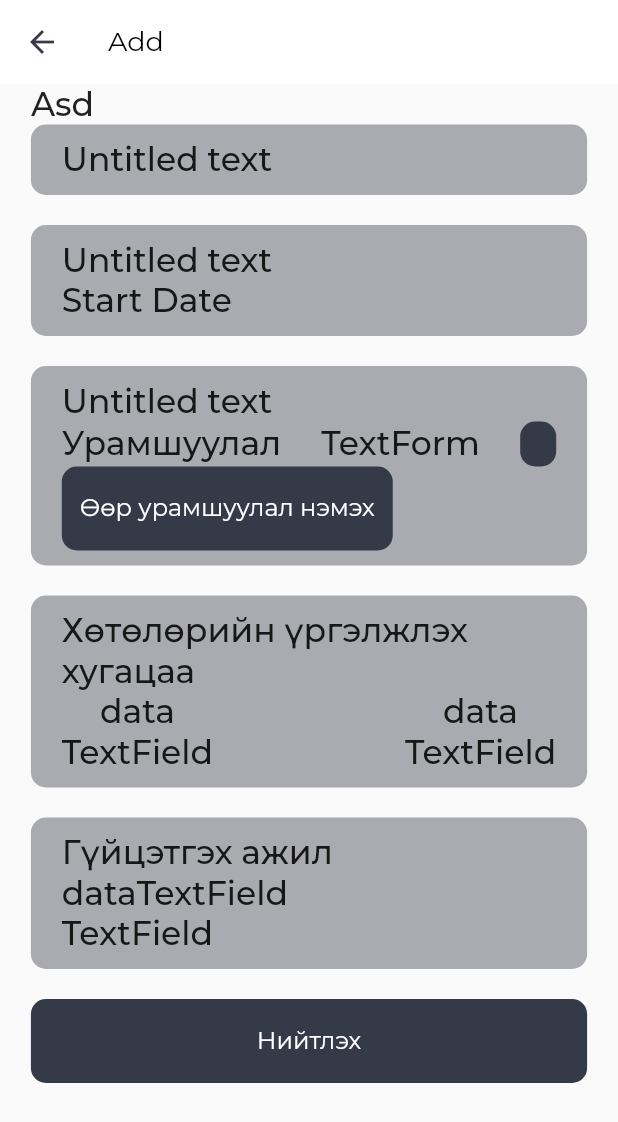
After one commit to TeemaHover/WaterFlutter, a Flutter app: the EventAdd screen opened by its route, on a phone screen of 412 x 824 dp. The commit adds this screen. Shown: the top 1122 px of the screen. Run offline on Flutter 3.47's test engine with Material 2 defaults, Android fonts, the phone set to English and light mode, and no system bars; our stand-ins replace connectivity_plus, dio, fl_chart, flutter_svg, get, google_fonts and 1 more; accounts and stored records are empty; network calls fail.

Commit message:
mdkue mdku hahah

```diff
--- a/lib/modules/home/controllers/home_controller.dart
+++ b/lib/modules/home/controllers/home_controller.dart
@@ -30,7 +30,7 @@ class HomeController extends GetxController
       case 1:
         return const Event();
       case 2:
-        return const CompanyHome();
+        return const EventAdd();
       case 3:
         return Center(
           child: TextButton(
--- a/lib/modules/newscreen/newscreen.dart
+++ b/lib/modules/newscreen/newscreen.dart
@@ -1 +1 @@
-export 'view/company_home.dart';
+export 'view/event_add.dart';
--- a/lib/modules/newscreen/view/company_home.dart
+++ b/lib/modules/newscreen/view/company_home.dart
@@ -18,10 +18,15 @@ class _CompanyHomeState extends State<CompanyHome> {
       appBar: deq(title: "Company Home"),
       body: Container(
         child: Column(
-          children: const [
-            Text("asd"),
-            NotificationCard(),
-            CardMain(
+          crossAxisAlignment: CrossAxisAlignment.start,
+          children: [
+            Container(
+              margin: EdgeInsets.symmetric(
+                  horizontal: MediaQuery.of(context).size.width / 20),
+              child: const Text("Asd"),
+            ),
+            const NotificationCard(),
+            const CardMain(
               title: "asd",
               time: "10",
             ),
--- /dev/null
+++ b/lib/modules/newscreen/view/event_add.dart
@@ -0,0 +1,194 @@
+import 'package:app/shared/index.dart';
+import 'package:flutter/material.dart';
+
+class EventAdd extends StatefulWidget {
+  const EventAdd({super.key});
+
+  @override
+  State<EventAdd> createState() => _EventAddState();
+}
+
+class _EventAddState extends State<EventAdd> {
+  @override
+  Widget build(BuildContext context) {
+    return Scaffold(
+        appBar: deq(title: "Add"),
+        body: Container(
+          width: MediaQuery.of(context).size.width,
+          margin: EdgeInsets.symmetric(
+              horizontal: MediaQuery.of(context).size.width / 20),
+          child: Column(
+            crossAxisAlignment: CrossAxisAlignment.start,
+            children: [
+              const Text("Asd"),
+              Container(
+                width: MediaQuery.of(context).size.width,
+                padding: EdgeInsets.symmetric(
+                    horizontal: MediaQuery.of(context).size.width / 20,
+                    vertical: 10),
+                decoration: BoxDecoration(
+                  borderRadius: BorderRadius.circular(10),
+                  color: gray,
+                ),
+                child: Column(
+                  crossAxisAlignment: CrossAxisAlignment.start,
+                  children: const [
+                    Text("Untitled text"),
+                    // TextField(
+                    //   decoration: InputDecoration(
+                    //     border: InputBorder.none,
+                    //     hintText: 'Event Description',
+                    //   ),
+                    // )
+                  ],
+                ),
+              ),
+              const SizedBox(
+                height: 20,
+              ),
+              Container(
+                width: double.infinity,
+                padding: EdgeInsets.symmetric(
+                    horizontal: MediaQuery.of(context).size.width / 20,
+                    vertical: 10),
+                decoration: BoxDecoration(
+                  borderRadius: BorderRadius.circular(10),
+                  color: gray,
+                ),
+                child: Column(
+                  crossAxisAlignment: CrossAxisAlignment.start,
+                  children: [
+                    const Text("Untitled text"),
+                    Row(
+                      children: const [
+                        Text("Start Date"),
+                        // TextField(
+                        //   decoration: InputDecoration(
+                        //     border: InputBorder.none,
+                        //     hintText: 'Event Description',
+                        //   ),
+                        // )
+                      ],
+                    )
+                  ],
+                ),
+              ),
+              const SizedBox(
+                height: 20,
+              ),
+              Container(
+                padding: EdgeInsets.symmetric(
+                    horizontal: MediaQuery.of(context).size.width / 20,
+                    vertical: 10),
+                decoration: BoxDecoration(
+                  borderRadius: BorderRadius.circular(10),
+                  color: gray,
+                ),
+                child: Column(
+                  crossAxisAlignment: CrossAxisAlignment.start,
+                  children: [
+                    const Text("Untitled text"),
+                    Row(
+                      mainAxisAlignment: MainAxisAlignment.spaceBetween,
+                      children: [
+                        const Text("Урамшуулал"),
+                        // TextField(
+                        //   decoration: InputDecoration(
+                        //     border: InputBorder.none,
+                        //     hintText: 'Event Description',
+                        //   ),
+                        // )
+                        const Text("TextForm"),
+                        MainButton(
+                            onPressed: () {},
+                            text: "",
+                            height: 30,
+                            child: const SizedBox())
+                      ],
+                    ),
+                    MainButton(
+                        onPressed: () {},
+                        text: "Өөр урамшуулал нэмэх",
+                        child: const SizedBox())
+                  ],
+                ),
+              ),
+              const SizedBox(
+                height: 20,
+              ),
+              Container(
+                padding: EdgeInsets.symmetric(
+                    horizontal: MediaQuery.of(context).size.width / 20,
+                    vertical: 10),
+                decoration: BoxDecoration(
+                  borderRadius: BorderRadius.circular(10),
+                  color: gray,
+                ),
+                child: Column(
+                  crossAxisAlignment: CrossAxisAlignment.start,
+                  children: [
+                    const Text("Хөтөлөрийн үргэлжлэх хугацаа"),
+                    Row(
+                      mainAxisAlignment: MainAxisAlignment.spaceBetween,
+                      children: [
+                        Column(
+                          children: const [
+                            Text("data"),
+                            Text("TextField"),
+                          ],
+                        ),
+                        Column(
+                          children: const [
+                            Text("data"),
+                            Text("TextField"),
+                          ],
+                        )
+                      ],
+                    )
+                  ],
+                ),
+              ),
+              const SizedBox(
+                height: 20,
+              ),
+              Container(
+                padding: EdgeInsets.symmetric(
+                    horizontal: MediaQuery.of(context).size.width / 20,
+                    vertical: 10),
+                decoration: BoxDecoration(
+                  borderRadius: BorderRadius.circular(10),
+                  color: gray,
+                ),
+                child: Column(
+                  crossAxisAlignment: CrossAxisAlignment.start,
+                  children: [
+                    const Text("Гүйцэтгэх ажил"),
+                    Column(
+                      mainAxisAlignment: MainAxisAlignment.spaceBetween,
+                      crossAxisAlignment: CrossAxisAlignment.start,
+                      children: [
+                        Row(
+                          children: const [
+                            Text("data"),
+                            Text("TextField"),
+                          ],
+                        ),
+                        const Text("TextField")
+                      ],
+                    )
+                  ],
+                ),
+              ),
+              const SizedBox(
+                height: 20,
+              ),
+              MainButton(
+                  onPressed: () {},
+                  text: "Нийтлэх",
+                  width: double.infinity,
+                  child: const SizedBox())
+            ],
+          ),
+        ));
+  }
+}
--- a/lib/routes/pages.dart
+++ b/lib/routes/pages.dart
@@ -24,7 +24,7 @@ class AppPages {
     ),
     GetPage(
       name: _Paths.TOOTSOOLUUR,
-      page: () => const CompanyHome(),
+      page: () => const EventAdd(),
       binding: null,
     ),
     GetPage(
--- a/lib/routes/routes.dart
+++ b/lib/routes/routes.dart
@@ -25,5 +25,5 @@ abstract class _Paths {
   static const AUDIO = '/audio';
   static const VIDEO = '/video';
   //newscreen
-  static const TOOTSOOLUUR = '/companyhome';
+  static const TOOTSOOLUUR = '/eventadd';
 }
```
